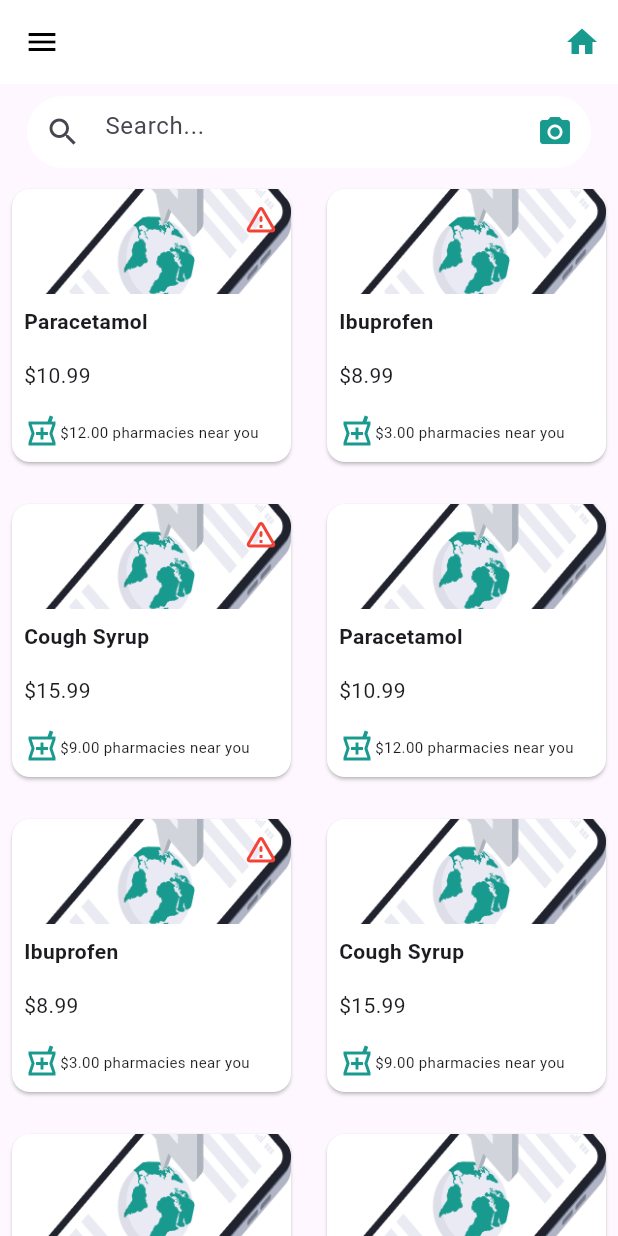
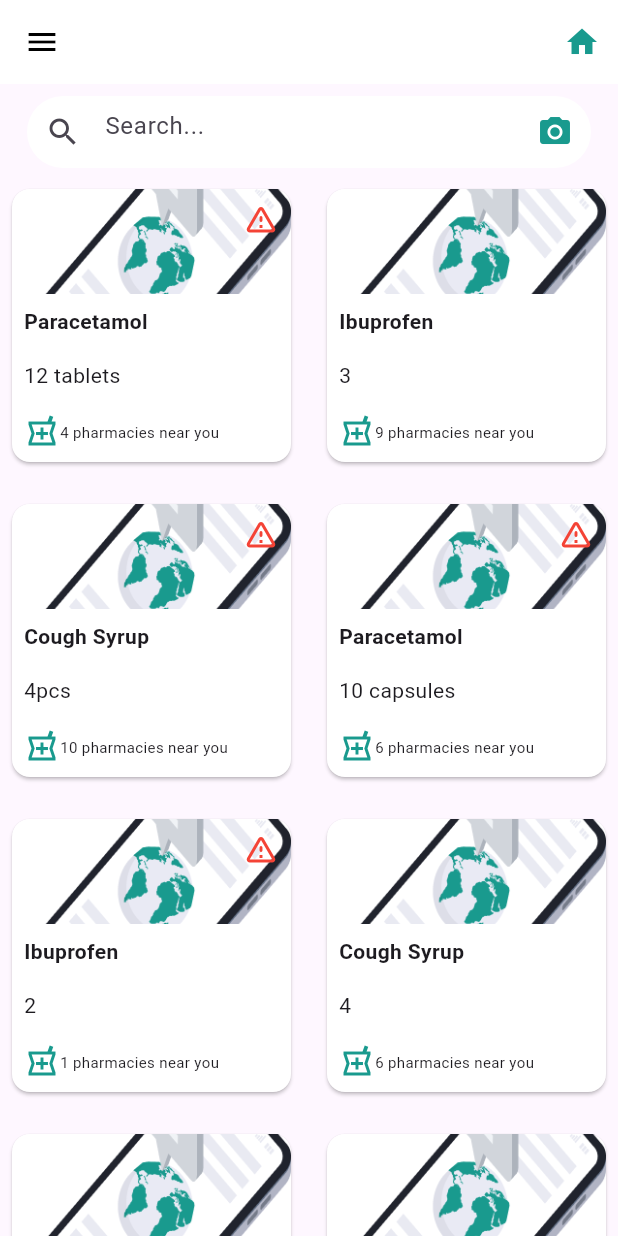
Before and after one commit to YaraShehadeh/pharma_ease, a Flutter app: the MedicineListScreen screen opened directly, on a phone screen of 412 x 824 dp. Run offline on Flutter 3.47's test engine with Material 3 defaults, Android fonts, the phone set to English and light mode, and no system bars; our stand-ins replace google_maps_flutter, location.

Commit message:
modified files

```diff
--- a/lib/src/ui/screens/medicine search/medicine_card.dart
+++ b/lib/src/ui/screens/medicine search/medicine_card.dart
@@ -1,5 +1,6 @@
 import 'package:flutter/material.dart';
 import 'package:pharmaease/src/ui/screens/medicine search/medicine_model.dart';
+import 'package:pharmaease/src/ui/screens/medicine_details_screen.dart';
 
 class MedicineCard extends StatefulWidget {
   final Medicine medicine;
@@ -20,9 +21,8 @@ class _MedicineCardState extends State<MedicineCard> {
         margin: EdgeInsets.all(8.0),
         child: InkWell(
           onTap: () {
-            // Implement navigation to a detailed medicine page
-            // You can use Navigator.push() to navigate to a new screen
-            // and pass the selected medicine to the new screen.
+            Navigator.pushReplacement(context,
+                MaterialPageRoute(builder: (context) =>MedicineDetailsScreen(medicine:Medicine(1,'Paracetamol',  "OBH COMBI is a cough medicine containing, Paracetamol, Ephedrine HCl, and Chlorphenamine maleate which is used to relieve coughs accompanied by flu symptoms such as fever, headache, and sneezing.", "3pcs",4,true,['assets/images/onboarding_image_1.png']),)));
           },
           child: Stack(
             alignment: Alignment.topRight,
@@ -32,7 +32,7 @@ class _MedicineCardState extends State<MedicineCard> {
                 children: [
                   Expanded(
                     child: Image.asset(
-                      widget.medicine.imagePath,
+                      widget.medicine.images[0],
                       fit: BoxFit.cover,
                     ),
                   ),
@@ -47,14 +47,14 @@ class _MedicineCardState extends State<MedicineCard> {
                   ),
                   Padding(
                     padding: const EdgeInsets.all(8.0),
-                    child: Text('\$${widget.medicine.price.toStringAsFixed(2)}'),
+                    child: Text('${widget.medicine.perscription}'),
                   ),
                   Padding(
                     padding: const EdgeInsets.all(8.0),
                     child: Row(
                       children: [
                         Icon(Icons.local_pharmacy_outlined,color:  Color(0xFF199A8E),),
-                        Text('\$${widget.medicine.pharmacies.toStringAsFixed(2)} pharmacies near you',style: TextStyle(fontSize: 10),)
+                        Text('${widget.medicine.pharmacies.toStringAsFixed(0)} pharmacies near you',style: TextStyle(fontSize: 10),)
                       ],
                     ),
                   ),
--- a/lib/src/ui/screens/medicine search/medicine_model.dart
+++ b/lib/src/ui/screens/medicine search/medicine_model.dart
@@ -1,10 +1,12 @@
-
 class Medicine {
+  final int medicineID;
   final String name;
   final String description;
-  final double price;
-  final String imagePath;
-  final double pharmacies;
+  final String perscription;
+  final int pharmacies;
   final bool isConflicting;
-  Medicine(this.name, this.description, this.price, this.imagePath,this.pharmacies,this.isConflicting);
+  final List<String> images;
+
+  Medicine(this.medicineID, this.name, this.description, this.perscription,
+      this.pharmacies, this.isConflicting, this.images);
 }
--- a/lib/src/ui/screens/medicine search/search_medicine_screen.dart
+++ b/lib/src/ui/screens/medicine search/search_medicine_screen.dart
@@ -9,15 +9,15 @@ class MedicineListScreen extends StatelessWidget {
   final GlobalKey<ScaffoldState> _scaffoldKey = GlobalKey<ScaffoldState>();
   // Dummy data for medicines
   final List<Medicine> medicines = [
-    Medicine('Paracetamol', 'Pain reliever', 10.99, 'assets/images/onboarding_image_1.png',12,true),
-    Medicine('Ibuprofen', 'Anti-inflammatory', 8.99, 'assets/images/onboarding_image_1.png',3,false),
-    Medicine('Cough Syrup', 'Cough suppressant', 15.99, 'assets/images/onboarding_image_1.png',9,true),
-    Medicine('Paracetamol', 'Pain reliever', 10.99, 'assets/images/onboarding_image_1.png',12,false),
-    Medicine('Ibuprofen', 'Anti-inflammatory', 8.99, 'assets/images/onboarding_image_1.png',3,true),
-    Medicine('Cough Syrup', 'Cough suppressant', 15.99, 'assets/images/onboarding_image_1.png',9,false),
-    Medicine('Paracetamol', 'Pain reliever', 10.99, 'assets/images/onboarding_image_1.png',12,false),
-    Medicine('Ibuprofen', 'Anti-inflammatory', 8.99, 'assets/images/onboarding_image_1.png',3,false),
-    Medicine('Cough Syrup', 'Cough suppressant', 15.99, 'assets/images/onboarding_image_1.png',9,false),
+    Medicine(1,'Paracetamol',  "OBH COMBI is a cough medicine containing, Paracetamol, Ephedrine HCl, and Chlorphenamine maleate which is used to relieve coughs accompanied by flu symptoms such as fever, headache, and sneezing", "12 tablets",4,true,['assets/images/onboarding_image_1.png']),
+    Medicine(2,'Ibuprofen',  "OBH COMBI is a cough medicine containing, Paracetamol, Ephedrine HCl, and Chlorphenamine maleate which is used to relieve coughs accompanied by flu symptoms such as fever, headache, and sneezing.","3",9 ,false,['assets/images/onboarding_image_1.png']),
+    Medicine(3,'Cough Syrup',  "OBH COMBI is a cough medicine containing, Paracetamol, Ephedrine HCl, and Chlorphenamine maleate which is used to relieve coughs accompanied by flu symptoms such as fever, headache, and sneezing.","4pcs",10, true, ['assets/images/onboarding_image_1.png'],),
+    Medicine(4,'Paracetamol',  "OBH COMBI is a cough medicine containing, Paracetamol, Ephedrine HCl, and Chlorphenamine maleate which is used to relieve coughs accompanied by flu symptoms such as fever, headache, and sneezing.", "10 capsules",6,true,['assets/images/onboarding_image_1.png']),
+    Medicine(5,'Ibuprofen',  "OBH COMBI is a cough medicine containing, Paracetamol, Ephedrine HCl, and Chlorphenamine maleate which is used to relieve coughs accompanied by flu symptoms such as fever, headache, and sneezing.","2",1 ,true,['assets/images/onboarding_image_1.png']),
+    Medicine(6,'Cough Syrup', "OBH COMBI is a cough medicine containing, Paracetamol, Ephedrine HCl, and Chlorphenamine maleate which is used to relieve coughs accompanied by flu symptoms such as fever, headache, and sneezing.","4",6, false,['assets/images/onboarding_image_1.png']),
+    Medicine(7,'Paracetamol', "OBH COMBI is a cough medicine containing, Paracetamol, Ephedrine HCl, and Chlorphenamine maleate which is used to relieve coughs accompanied by flu symptoms such as fever, headache, and sneezing.", "5",5 ,false,['assets/images/onboarding_image_1.png']),
+    Medicine(8,'Ibuprofen', "OBH COMBI is a cough medicine containing, Paracetamol, Ephedrine HCl, and Chlorphenamine maleate which is used to relieve coughs accompanied by flu symptoms such as fever, headache, and sneezing.",  "10",4,false,['assets/images/onboarding_image_1.png']),
+    Medicine(9,'Cough Syrup',  "OBH COMBI is a cough medicine containing, Paracetamol, Ephedrine HCl, and Chlorphenamine maleate which is used to relieve coughs accompanied by flu symptoms such as fever, headache, and sneezing.","3",2,false,['assets/images/onboarding_image_1.png']),
 
     // Add more medicines as needed
   ];
--- a/lib/src/ui/screens/side_menu.dart
+++ b/lib/src/ui/screens/side_menu.dart
@@ -75,7 +75,7 @@ class SideMenu extends StatelessWidget {
                 style: TextStyle(color: Colors.white, fontSize: 20, fontWeight: FontWeight.w400),
               ),
               onTap: () {
-                Navigator.push(
+                Navigator.pushReplacement(
                   context,
                   MaterialPageRoute(builder: (context) => MedicineListScreen()), // Replace 'SearchMedicineScreen' with the actual class for your search medicine screen
                 );
```
Also changed, not shown: lib/src/ui/screens/medicine_details_screen.dart (+23 -19 lines), pubspec.lock.
